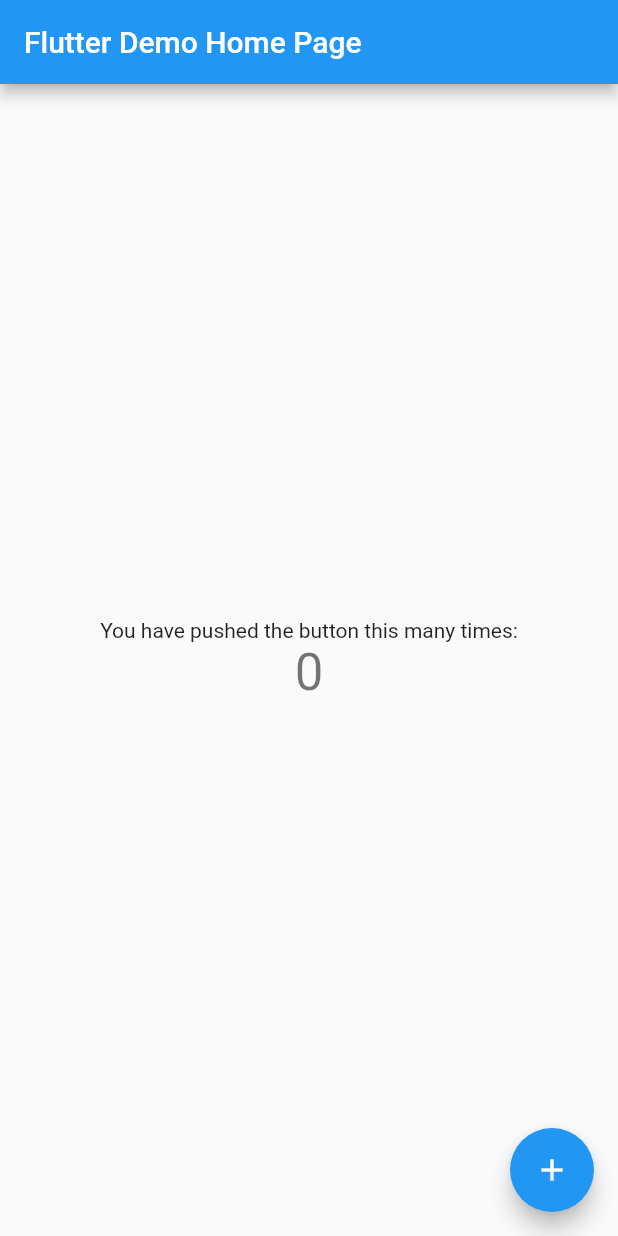
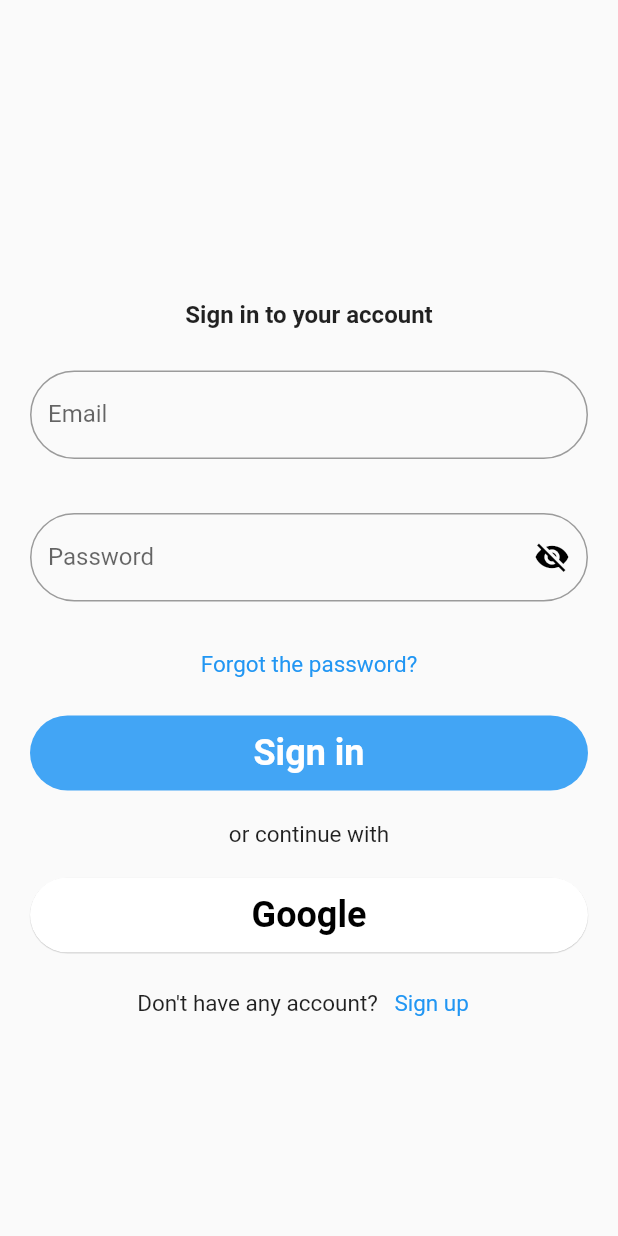
Before and after one commit to AdeenT/Job-portal-using-flutter, a Flutter app: the screen it shows after launch, on a phone screen of 412 x 824 dp. Run offline on Flutter 3.47's test engine with Material 2 defaults, Android fonts, the phone set to English and light mode, and no system bars; our stand-ins replace get.

Commit message:
login page done

```diff
--- /dev/null
+++ b/lib/login_and_signup/controllers/login_controller.dart
@@ -0,0 +1,31 @@
+import 'package:flutter/material.dart';
+import 'package:get/state_manager.dart';
+
+class LoginController extends GetxController {
+final TextEditingController emailController = TextEditingController();
+  final TextEditingController passwordController = TextEditingController();
+
+  bool obscureText = true;
+  Icon visibilityIcon = const Icon(
+    Icons.visibility_off,
+    color: Colors.black,
+  );
+
+  void visibility() {
+    if (obscureText == false) {
+      visibilityIcon = const Icon(
+        Icons.visibility_off,
+        color: Colors.grey,
+      );
+      obscureText = true;
+      update();
+    } else {
+      visibilityIcon = const Icon(
+        Icons.visibility,
+        color: Colors.grey,
+      );
+      obscureText = false;
+      update();
+    }
+  }
+}
--- /dev/null
+++ b/lib/login_and_signup/controllers/signup_controller.dart
@@ -0,0 +1,5 @@
+import 'package:get/get.dart';
+
+class SignUpController extends GetxController{
+
+}
--- /dev/null
+++ b/lib/login_and_signup/login_page.dart
@@ -0,0 +1,188 @@
+import 'package:flutter/material.dart';
+import 'package:flutter_application_1/login_and_signup/controllers/login_controller.dart';
+import 'package:flutter_application_1/login_and_signup/signup_page.dart';
+import 'package:get/get.dart';
+
+class LoginPage extends StatelessWidget {
+  LoginPage({super.key});
+  final controller = Get.put(LoginController());
+
+  @override
+  Widget build(BuildContext context) {
+    return Scaffold(
+      body: GetBuilder<LoginController>(
+        builder: (controller) => SingleChildScrollView(
+          child: Column(
+            children: [
+              const SizedBox(
+                height: 200,
+              ),
+              const Text(
+                "Sign in to your account",
+                style: TextStyle(fontWeight: FontWeight.bold, fontSize: 16),
+              ),
+              const SizedBox(
+                height: 20,
+              ),
+              Padding(
+                padding: const EdgeInsets.only(
+                  left: 20,
+                  right: 20,
+                  bottom: 8,
+                  top: 8,
+                ),
+                child: TextFormField(
+                  controller: controller.emailController,
+                  decoration: InputDecoration(
+                    label: const Text(
+                      "Email",
+                    ),
+                    border: OutlineInputBorder(
+                      borderRadius: BorderRadius.circular(30),
+                    ),
+                  ),
+                ),
+              ),
+              const SizedBox(
+                height: 20,
+              ),
+              Padding(
+                padding: const EdgeInsets.only(
+                  left: 20,
+                  right: 20,
+                  bottom: 8,
+                  top: 8,
+                ),
+                child: TextFormField(
+                  obscureText: controller.obscureText,
+                  controller: controller.passwordController,
+                  decoration: InputDecoration(
+                    suffixIcon: IconButton(
+                        onPressed: () {
+                          controller.visibility();
+                        },
+                        icon: controller.visibilityIcon),
+                    label: const Text(
+                      "Password",
+                    ),
+                    border: OutlineInputBorder(
+                      borderRadius: BorderRadius.circular(30),
+                    ),
+                  ),
+                ),
+              ),
+              const SizedBox(
+                height: 10,
+              ),
+              TextButton(
+                onPressed: () {},
+                child: const Text(
+                  "Forgot the password?",
+                  style: TextStyle(
+                    fontSize: 15,
+                    fontWeight: FontWeight.w400,
+                  ),
+                ),
+              ),
+              const SizedBox(
+                height: 10,
+              ),
+              Padding(
+                padding: const EdgeInsets.only(
+                  left: 20,
+                  right: 20,
+                ),
+                child: SizedBox(
+                  width: double.infinity,
+                  height: 50,
+                  child: ElevatedButton(
+                    style: ElevatedButton.styleFrom(
+                      elevation: 0,
+                      backgroundColor: Colors.blue.shade400,
+                      shape: RoundedRectangleBorder(
+                        borderRadius: BorderRadius.circular(30),
+                      ),
+                    ),
+                    onPressed: () {},
+                    child: const Text(
+                      "Sign in",
+                      style:
+                          TextStyle(fontSize: 24, fontWeight: FontWeight.bold),
+                    ),
+                  ),
+                ),
+              ),
+              const SizedBox(
+                height: 20,
+              ),
+              const Text(
+                "or continue with",
+                style: TextStyle(
+                  fontSize: 15,
+                  fontWeight: FontWeight.w400,
+                ),
+              ),
+              const SizedBox(
+                height: 20,
+              ),
+              Padding(
+                padding: const EdgeInsets.only(
+                  left: 20,
+                  right: 20,
+                ),
+                child: SizedBox(
+                  width: double.infinity,
+                  height: 50,
+                  child: ElevatedButton(
+                    style: ElevatedButton.styleFrom(
+                      elevation: 0.3,
+                      backgroundColor: Colors.white,
+                      shape: RoundedRectangleBorder(
+                        borderRadius: BorderRadius.circular(30),
+                      ),
+                    ),
+                    onPressed: () {},
+                    child: const Text(
+                      "Google",
+                      style: TextStyle(
+                          fontSize: 24,
+                          fontWeight: FontWeight.w600,
+                          color: Colors.black),
+                    ),
+                  ),
+                ),
+              ),
+              const SizedBox(
+                height: 10,
+              ),
+              Row(
+                mainAxisAlignment: MainAxisAlignment.center,
+                children: [
+                  const Text(
+                    "Don't have any account?",
+                    style: TextStyle(
+                      fontSize: 15,
+                      fontWeight: FontWeight.w400,
+                    ),
+                  ),
+                  const SizedBox(width: 3),
+                  TextButton(
+                      onPressed: () {
+                        Get.to(const SignUpPage());
+                      },
+                      child: const Text(
+                        "Sign up",
+                        style: TextStyle(
+                          fontSize: 15,
+                          fontWeight: FontWeight.w400,
+                        ),
+                      ))
+                ],
+              )
+            ],
+          ),
+        ),
+      ),
+    );
+  }
+}
--- /dev/null
+++ b/lib/login_and_signup/signup_page.dart
@@ -0,0 +1,43 @@
+import 'package:flutter/material.dart';
+import 'package:flutter_application_1/login_and_signup/controllers/signup_controller.dart';
+import 'package:get/get.dart';
+
+class SignUpPage extends StatelessWidget {
+  const SignUpPage({super.key});
+
+  @override
+  Widget build(BuildContext context) {
+    final width = Get.size.width;
+    final height = Get.size.height;
+
+    return Scaffold(
+      body: GetBuilder<SignUpController>(
+        builder: (controller) => SingleChildScrollView(
+          child: Column(
+            mainAxisAlignment: MainAxisAlignment.center,
+            children: [
+              const SizedBox(
+                height: 200,
+              ),
+              const Text(
+                "Sign in to your account",
+                style: TextStyle(fontWeight: FontWeight.bold, fontSize: 16),
+              ),
+              const SizedBox(
+                height: 20,
+              ),
+              Padding(
+                padding: const EdgeInsets.only(
+                  left: 20,
+                  right: 20,
+                  bottom: 8,
+                  top: 8,
+                ),
+              ),
+            ],
+          ),
+        ),
+      ),
+    );
+  }
+}
--- a/lib/main.dart
+++ b/lib/main.dart
@@ -1,4 +1,6 @@
 import 'package:flutter/material.dart';
+import 'package:flutter_application_1/login_and_signup/login_page.dart';
+import 'package:get/get.dart';
 
 void main() {
   runApp(const MyApp());
@@ -9,61 +11,14 @@ class MyApp extends StatelessWidget {
 
   @override
   Widget build(BuildContext context) {
-    return MaterialApp(
+    return GetMaterialApp(
+      debugShowCheckedModeBanner: false,
       title: 'Flutter Demo',
       theme: ThemeData(
 
         primarySwatch: Colors.blue,
       ),
-      home: const MyHomePage(title: 'Flutter Demo Home Page'),
+      home:  LoginPage(),
     );
   }
 }
-
-class MyHomePage extends StatefulWidget {
-  const MyHomePage({super.key, required this.title});
-
-
-  final String title;
-
-  @override
-  State<MyHomePage> createState() => _MyHomePageState();
-}
-
-class _MyHomePageState extends State<MyHomePage> {
-  int _counter = 0;
-
-  void _incrementCounter() {
-    setState(() {
-      _counter++;
-    });
-  }
-
-  @override
-  Widget build(BuildContext context) {
-    return Scaffold(
-      appBar: AppBar(
-        title: Text(widget.title),
-      ),
-      body: Center(
-        child: Column(
-          mainAxisAlignment: MainAxisAlignment.center,
-          children: <Widget>[
-            const Text(
-              'You have pushed the button this many times:',
-            ),
-            Text(
-              '$_counter',
-              style: Theme.of(context).textTheme.headlineMedium,
-            ),
-          ],
-        ),
-      ),
-      floatingActionButton: FloatingActionButton(
-        onPressed: _incrementCounter,
-        tooltip: 'Increment',
-        child: const Icon(Icons.add),
-      ),
-    );
-  }
-}
--- a/pubspec.yaml
+++ b/pubspec.yaml
@@ -35,6 +35,7 @@ dependencies:
   # The following adds the Cupertino Icons font to your application.
   # Use with the CupertinoIcons class for iOS style icons.
   cupertino_icons: ^1.0.2
+  get: ^4.6.5
 
 dev_dependencies:
   flutter_test:
```
Also changed, not shown: pubspec.lock.
